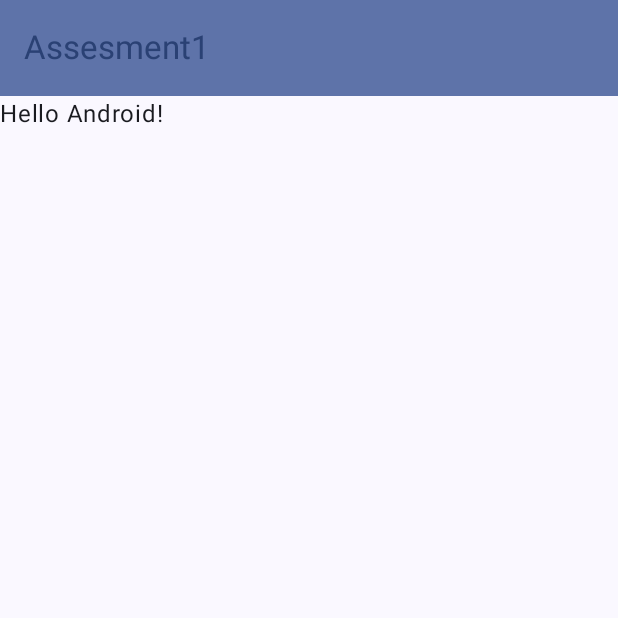
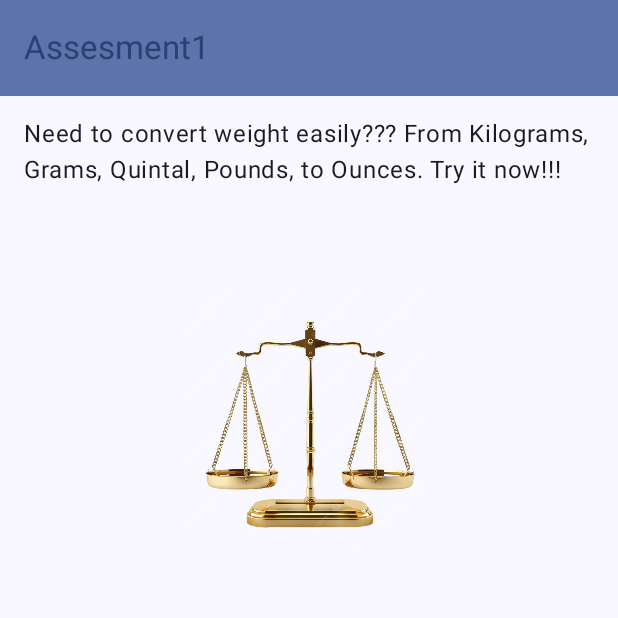
Before and after one commit to Aleaatapasya/Assesment1-Mobpro, an Android app built with Jetpack Compose: the screen it shows after launch (MainActivity), on a phone screen of 412 x 824 dp, the top half of it. Run offline under Robolectric (Android 15) with nearby library versions, the phone set to English and light mode, and no system bars.

Commit message:
Menambahkan gambar untuk intro

```diff
--- a/app/src/main/java/com/aleaatapasya0002/assesment1/ui/screen/MainScreen.kt
+++ b/app/src/main/java/com/aleaatapasya0002/assesment1/ui/screen/MainScreen.kt
@@ -1,7 +1,12 @@
 package com.aleaatapasya0002.assesment1.ui.screen
 
 import android.content.res.Configuration
+import androidx.compose.foundation.Image
+import androidx.compose.foundation.layout.Column
+import androidx.compose.foundation.layout.fillMaxSize
+import androidx.compose.foundation.layout.fillMaxWidth
 import androidx.compose.foundation.layout.padding
+import androidx.compose.foundation.layout.size
 import androidx.compose.material3.ExperimentalMaterial3Api
 import androidx.compose.material3.MaterialTheme
 import androidx.compose.material3.Scaffold
@@ -9,9 +14,12 @@ import androidx.compose.material3.Text
 import androidx.compose.material3.TopAppBar
 import androidx.compose.material3.TopAppBarDefaults
 import androidx.compose.runtime.Composable
+import androidx.compose.ui.Alignment
 import androidx.compose.ui.Modifier
+import androidx.compose.ui.res.painterResource
 import androidx.compose.ui.res.stringResource
 import androidx.compose.ui.tooling.preview.Preview
+import androidx.compose.ui.unit.dp
 import com.aleaatapasya0002.assesment1.R
 import com.aleaatapasya0002.assesment1.ui.theme.Assesment1Theme
 
@@ -37,11 +45,29 @@ fun MainScreen() {
 
 @Composable
 fun ScreenContent(modifier: Modifier = Modifier) {
-    Text(
-        text = "Hello Android!",
+    Column(
         modifier = modifier
-    )
+            .fillMaxSize()
+            .padding(16.dp),
+        horizontalAlignment = Alignment.CenterHorizontally
+    ) {
+        Text(
+            text = stringResource(id = R.string.intro),
+            style = MaterialTheme.typography.bodyLarge,
+            modifier = Modifier
+                .fillMaxWidth()
+        )
+        val image = painterResource(R.drawable.gambar_intro)
+        Image(
+            painter = image,
+            contentDescription = stringResource(id = R.string.gambar),
+            modifier = modifier
+                .size(180.dp)
+        )
+
+    }
 }
+
 
 @Preview(showBackground = true)
 @Preview(uiMode = Configuration.UI_MODE_NIGHT_YES, showBackground = true)
--- a/app/src/main/res/values/strings.xml
+++ b/app/src/main/res/values/strings.xml
@@ -1,3 +1,5 @@
 <resources>
     <string name="app_name">Assesment1</string>
+    <string name="intro">Need to convert weight easily??? From Kilograms, Grams, Quintal, Pounds, to Ounces. Try it now!!!</string>
+    <string name="gambar" translatable="false">This is a picture of a scale </string>
 </resources>
```
Also changed, not shown: app/src/main/res/drawable-hdpi/gambar_intro.png (added), app/src/main/res/drawable-ldpi/gambar_intro.png (added), app/src/main/res/drawable-mdpi/gambar_intro.png (added), app/src/main/res/drawable-xhdpi/gambar_intro.png (added), app/src/main/res/drawable-xxhdpi/gambar_intro.png (added), 2 other files.
